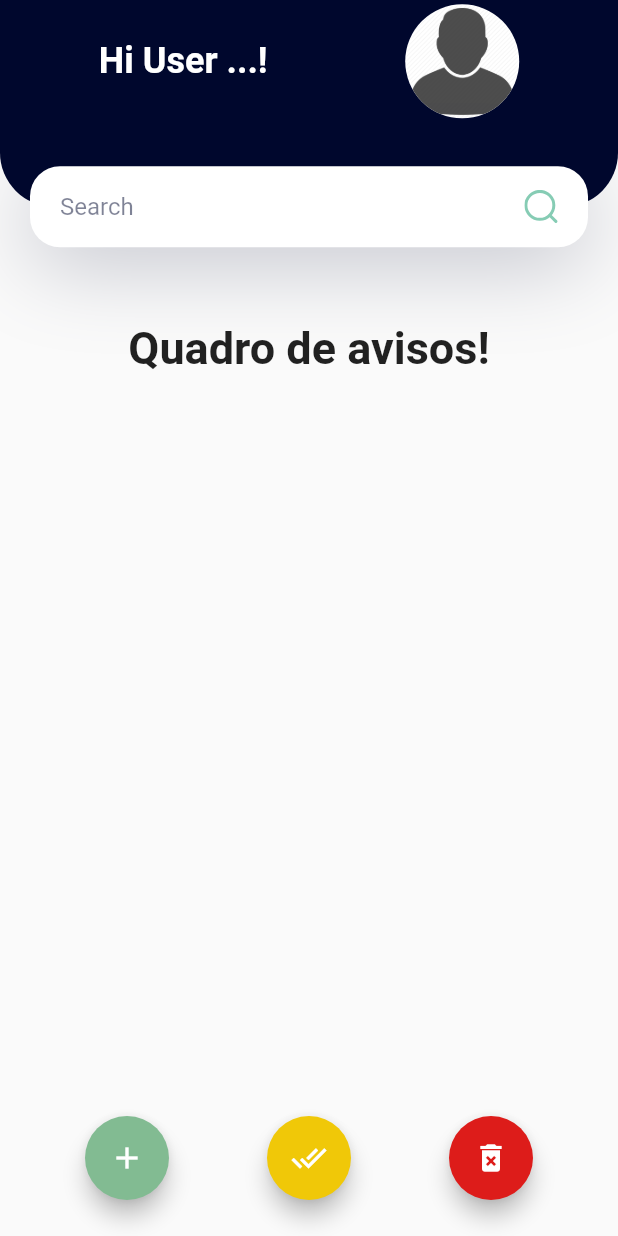
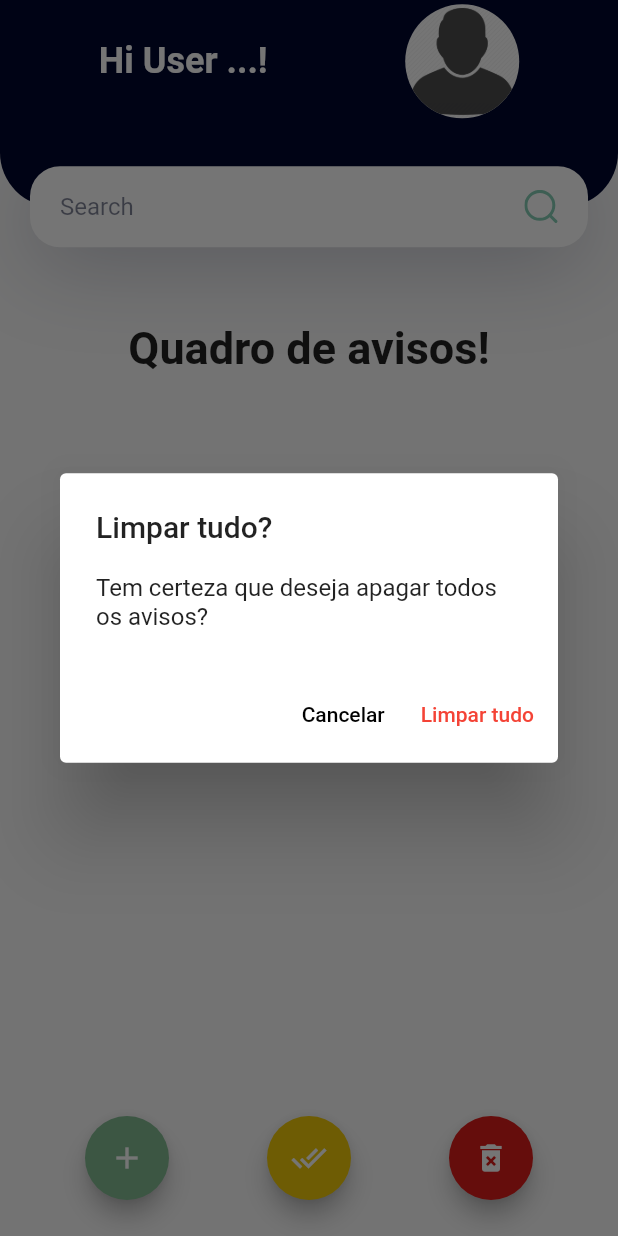
Before and after one commit to PedroAzevedo141/reu_app, a Flutter app: the WarningPage widget shown alone on an empty page, opened directly, after a tap on the "delete forever" icon, on a phone screen of 412 x 824 dp. Run offline on Flutter 3.47's test engine with Material 2 defaults, Android fonts, the phone set to English and light mode, and no system bars; our stand-ins replace cloud_firestore, firebase_core, flutter_slidable, flutter_svg, shared_preferences; accounts and stored records are empty.

Commit message:
[ADDED] a funcao de deletar todos os avisos.

```diff
--- a/lib/warnings/warnings.dart
+++ b/lib/warnings/warnings.dart
@@ -77,7 +77,7 @@ class _WarningPageState extends State<WarningPage> {
               ),
               FloatingActionButton(
                 onPressed: () {
-                  // modalBottom(context);
+                  showDeleteWarningsAfirmationDialog();
                 },
                 backgroundColor: const Color(0xFFDD1C1A),
                 foregroundColor: Colors.white,
@@ -118,6 +118,41 @@ class _WarningPageState extends State<WarningPage> {
       ),
       duration: const Duration(seconds: 5),
     ));
+  }
+
+  void showDeleteWarningsAfirmationDialog() {
+    showDialog(
+      context: context,
+      builder: (context) => AlertDialog(
+        title: const Text("Limpar tudo?"),
+        content: const Text("Tem certeza que deseja apagar todos os avisos?"),
+        actions: [
+          TextButton(
+            onPressed: () {
+              Navigator.of(context).pop();
+            },
+            style: TextButton.styleFrom(foregroundColor: Colors.black),
+            child: const Text("Cancelar"),
+          ),
+          TextButton(
+            onPressed: () {
+              Navigator.of(context).pop();
+              deleteAllTodos();
+            },
+            style: TextButton.styleFrom(
+              foregroundColor: Colors.red,
+            ),
+            child: const Text('Limpar tudo'),
+          ),
+        ],
+      ),
+    );
+  }
+
+  void deleteAllTodos() {
+    setState(() {
+      warningsList.clear();
+    });
   }
 
   modalBottom(context) {
```
